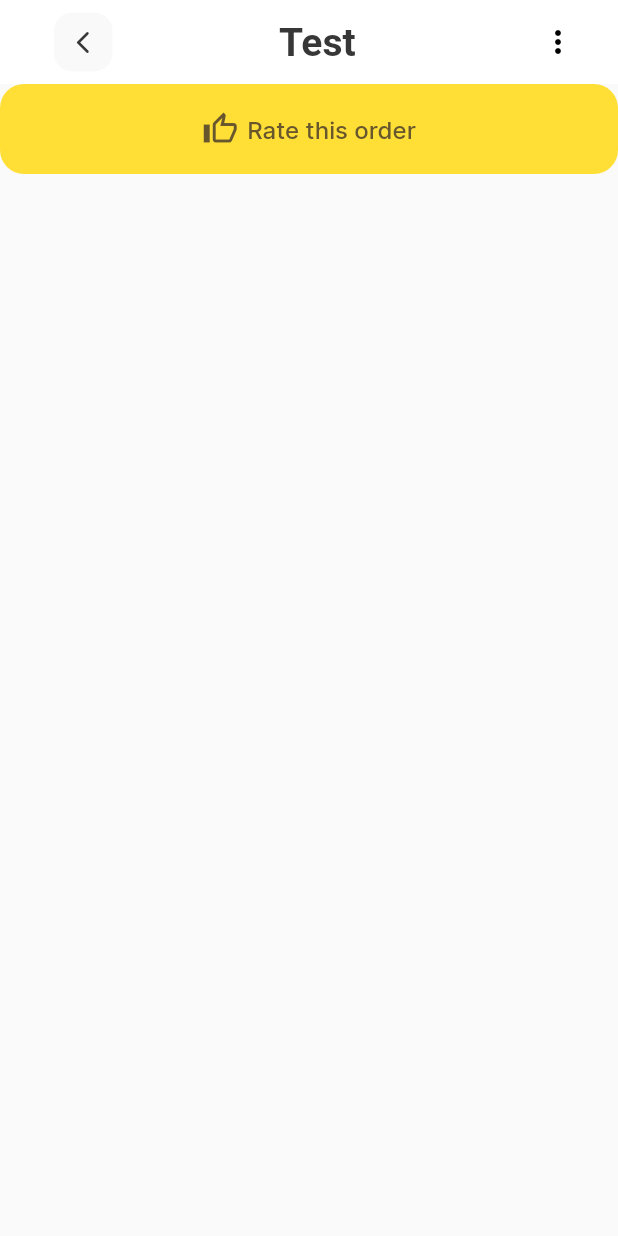
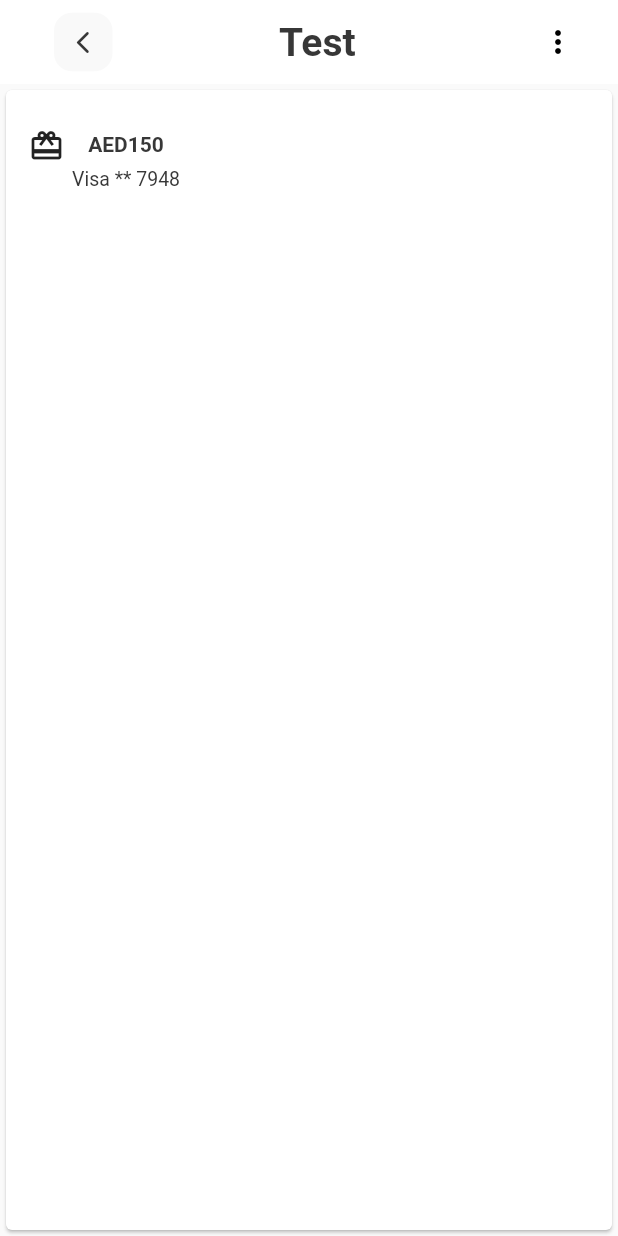
Before and after one commit to fcolakovic2/meelz, a Flutter app: the screen it shows after launch, on a phone screen of 412 x 824 dp. Run offline on Flutter 3.47's test engine with Material 2 defaults, Android fonts, the phone set to English and light mode, and no system bars; Roboto replaces fonts that are missing (Averta CY).

Commit message:
rad na paymentu

```diff
--- a/lib/main.dart
+++ b/lib/main.dart
@@ -2,6 +2,7 @@ import 'package:flutter/material.dart';
 import 'package:flutter/services.dart';
 import 'package:meelz/app_bar_custom.dart';
 import 'package:meelz/customButton.dart';
+import 'package:meelz/payment_card.dart';
 import 'package:meelz/providers/page_index.dart';
 import 'package:meelz/view/orders_screen/pages/orders_screen.dart';
 import 'package:meelz/view/orders_screen/widgets/appbar.dart';
@@ -32,7 +33,7 @@ class MyApp extends StatelessWidget {
     return MaterialApp(
       home: Scaffold(
         appBar: appBarCustom2("Test"),
-        body: customButton(context),
+        body: PaymentKartica(),
       ),
     );
     /* return MaterialApp(
--- /dev/null
+++ b/lib/payment_card.dart
@@ -0,0 +1,49 @@
+import 'package:flutter/material.dart';
+import 'package:meelz/utils/style/styles.dart';
+
+class PaymentKartica extends StatelessWidget {
+  final String naslov = "test";
+  final String subnaslov = "test";
+  final String srcslike = "test";
+  final String cijena = "test";
+
+  @override
+  Widget build(BuildContext context) {
+    return Card(
+      child: Row(children: <Widget>[
+        Padding(
+          padding: const EdgeInsets.only(left: 15.0, top: 25.0, right: 5.0),
+          child: Column(
+            mainAxisAlignment: MainAxisAlignment.start,
+            children: <Widget>[
+              Row(
+                children: [
+                  Icon(Icons.wallet_giftcard_outlined),
+                ],
+              ),
+            ],
+          ),
+        ),
+        Padding(
+          padding: const EdgeInsets.only(top: 28.0),
+          child: Column(children: <Widget>[
+            Row(mainAxisAlignment: MainAxisAlignment.start, children: <Widget>[
+              Text(
+                "AED150",
+                style: stilNaslovaPaymenta,
+              ),
+            ]),
+            Padding(
+                padding: const EdgeInsets.only(
+              bottom: 8.0,
+            )),
+            Row(
+              mainAxisAlignment: MainAxisAlignment.start,
+              children: <Widget>[Text("Visa ** 7948", style: stilVisa)],
+            ),
+          ]),
+        ),
+      ]),
+    );
+  }
+}
--- a/lib/utils/style/styles.dart
+++ b/lib/utils/style/styles.dart
@@ -88,3 +88,19 @@ final TextStyle rateThisOrder = TextStyle(
   fontWeight: FontWeight.w500,
   color: Color(0xff68572D),
 );
+
+final TextStyle stilNaslovaPaymenta = TextStyle(
+  fontSize: 14,
+  fontFamily: "Averta CY",
+  fontStyle: FontStyle.normal,
+  fontWeight: FontWeight.bold,
+  color: Color(0xff373737),
+);
+
+final TextStyle stilVisa = TextStyle(
+  fontSize: 13,
+  fontFamily: "Averta CY",
+  fontStyle: FontStyle.normal,
+  fontWeight: FontWeight.normal,
+  color: Color(0xff373737),
+);
```
